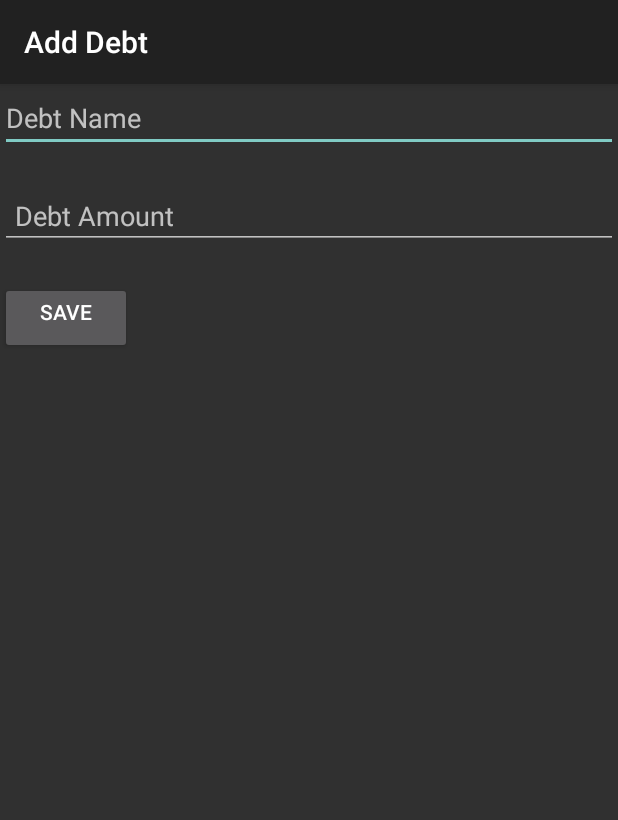
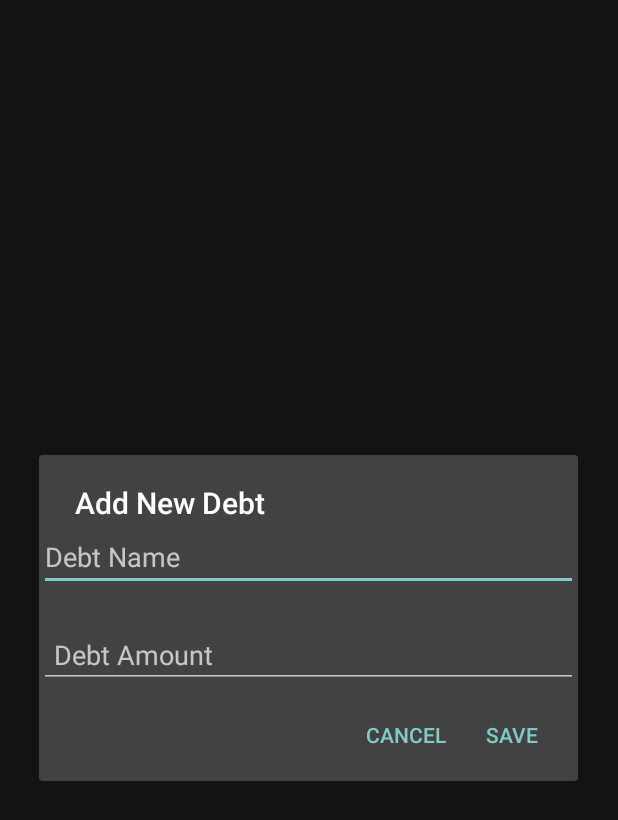
Before and after one commit to gurulantern/debtTracker, an Android app built with Jetpack Compose: the screen it shows after launch (DebtAddActivity before the commit, MainActivity after it), after a tap on "ADD NEW DEBT", on a phone screen of 412 x 824 dp. Shown: the top 820 px of the screen. Run offline under Robolectric (Android 15) with nearby library versions, the phone set to English and light mode, and no system bars.

Commit message:
Change debt add from activity to a dialog.
Moved DecimalDigitsInputFilter to its own class.

Added the saving and loading for shared preferences.

Also changed the way the app makes edit to the debts object. Just edits the singleton.

```diff
--- a/app/build.gradle.kts
+++ b/app/build.gradle.kts
@@ -53,6 +53,7 @@ android {
 dependencies {
 
     implementation("androidx.core:core-ktx:1.12.0")
+    implementation("com.google.code.gson:gson:2.8.9")
     implementation("androidx.lifecycle:lifecycle-runtime-ktx:2.6.2")
     implementation("androidx.activity:activity-compose:1.8.1")
     implementation(platform("androidx.compose:compose-bom:2023.08.00"))
--- a/app/src/main/AndroidManifest.xml
+++ b/app/src/main/AndroidManifest.xml
@@ -3,6 +3,7 @@
     xmlns:tools="http://schemas.android.com/tools">
 
     <application
+        android:name=".DebtTracker"
         android:allowBackup="true"
         android:dataExtractionRules="@xml/data_extraction_rules"
         android:fullBackupContent="@xml/backup_rules"
@@ -24,10 +25,6 @@
             </intent-filter>
         </activity>
         <activity
-            android:name=".DebtAddActivity"
-            android:label="Add Debt"
-            android:theme="@style/Theme.AppCompat" />
-        <activity
             android:name=".DebtActivity"
             android:label="Edit Debt"
             android:theme="@style/Theme.AppCompat"/>
--- a/app/src/main/java/com/example/debttracker/DebtAddActivity.kt
+++ /dev/null
@@ -1,70 +0,0 @@
-package com.example.debttracker
-
-import android.content.Intent
-import android.os.Bundle
-import android.widget.Button
-import android.widget.EditText
-import androidx.appcompat.app.AppCompatActivity
-import java.math.BigDecimal
-import java.text.DecimalFormat
-import java.text.ParseException
-
-
-class DebtAddActivity : AppCompatActivity() {
-
-    override fun onCreate(savedInstanceState: Bundle?) {
-        super.onCreate(savedInstanceState)
-        setContentView(R.layout.activity_debt_add)
-
-        val btnSave: Button = findViewById(R.id.btnSave)
-        val etDebtName: EditText = findViewById(R.id.etDebtName)
-        val etDebtAmount: EditText = findViewById(R.id.etDebtAmount)
-
-        btnSave.setOnClickListener {
-            // Get debt name and amount from EditText
-            val debtName = etDebtName.text.toString()
-            val debtAmountStr = etDebtAmount.text.toString()
-
-            if (debtName.isNotEmpty() && isValidAmount(debtAmountStr)) {
-                // Format the debt amount with exactly two decimal places
-                val formattedAmount = formatAmount(debtAmountStr)
-
-                // Convert formatted debt amount to double
-                val debtAmount = formattedAmount.toDouble()
-
-                // Add the new debt to DebtTracker
-                DebtTracker.addDebt(debtName, debtAmount)
-
-                // Update the UI in MainActivity
-                val intent = Intent(this, MainActivity::class.java)
-                intent.addFlags(Intent.FLAG_ACTIVITY_CLEAR_TOP or Intent.FLAG_ACTIVITY_NEW_TASK)
-                startActivity(intent)
-                finish()
-            } else {
-                // Show an error message or handle invalid input
-                // For example, you can set an error message on the EditText
-                etDebtAmount.error = getString(R.string.enter_a_valid_amount)
-            }
-        }
-    }
-
-    private fun isValidAmount(amount: String): Boolean {
-        try {
-            // Use DecimalFormat to validate the amount with exactly two decimal places
-            val decimalFormat = DecimalFormat("#,##0.00")
-            decimalFormat.isParseBigDecimal = true
-            val parsedAmount = decimalFormat.parse(amount) as? BigDecimal
-
-            // Ensure the input has exactly two decimal places and only one decimal point
-            return parsedAmount != null && amount.matches("\\d*\\.\\d{2}".toRegex()) && !amount.endsWith(".")
-        } catch (e: ParseException) {
-            return false
-        }
-    }
-
-    private fun formatAmount(amount: String): String {
-        // Use DecimalFormat to format the amount with exactly two decimal places
-        val decimalFormat = DecimalFormat("#,##0.00")
-        return decimalFormat.format(amount.toDouble())
-    }
-}
--- /dev/null
+++ b/app/src/main/java/com/example/debttracker/DebtTracker.kt
@@ -0,0 +1,15 @@
+package com.example.debttracker
+
+import android.app.Application
+
+class DebtTracker : Application() {
+    companion object {
+        lateinit var instance: DebtTracker
+            private set
+    }
+
+    override fun onCreate() {
+        super.onCreate()
+        instance = this
+    }
+}
--- /dev/null
+++ b/app/src/main/java/com/example/debttracker/Debts.kt
@@ -0,0 +1,56 @@
+package com.example.debttracker
+
+import android.content.Context
+import com.google.gson.Gson
+import com.google.gson.reflect.TypeToken
+
+object Debts {
+    private const val PREFS_NAME = "DebtTrackerPrefs"
+    private const val DEBT_MAP_KEY = "debtMap"
+    private val debtMap = mutableMapOf<String, Double>()
+
+    fun addDebt(debtName: String, debtAmount: Double) {
+        debtMap[debtName] = debtAmount
+        saveToSharedPreferences()
+    }
+
+    fun getDebtAmount(debtName: String): Double {
+        return debtMap[debtName] ?: 0.0
+    }
+
+    fun addToDebt(debtName: String, amountToAdd: Double) {
+        val currentAmount = getDebtAmount(debtName)
+        debtMap[debtName] = currentAmount + amountToAdd
+        saveToSharedPreferences()
+    }
+
+    fun subtractFromDebt(debtName: String, amountToSubtract: Double) {
+        val currentAmount = getDebtAmount(debtName)
+        debtMap[debtName] = currentAmount - amountToSubtract
+        saveToSharedPreferences()
+    }
+
+    fun removeDebt(debtName: String) {
+        debtMap.remove(debtName)
+        saveToSharedPreferences()
+    }
+
+    fun getDebts(): Map<String, Double> {
+        return debtMap.toMap()
+    }
+
+    private fun saveToSharedPreferences() {
+        val prefs = DebtTracker.instance.getSharedPreferences(PREFS_NAME, Context.MODE_PRIVATE)
+        prefs.edit().putString(DEBT_MAP_KEY, Gson().toJson(debtMap)).apply()
+    }
+
+    fun loadFromSharedPreferences() {
+        val prefs = DebtTracker.instance.getSharedPreferences(PREFS_NAME, Context.MODE_PRIVATE)
+        val serializedDebtMap = prefs.getString(DEBT_MAP_KEY, null)
+
+        serializedDebtMap?.let {
+            debtMap.clear()
+            debtMap.putAll(Gson().fromJson(it, object : TypeToken<Map<String, Double>>() {}.type))
+        }
+    }
+}
--- a/app/src/main/java/com/example/debttracker/MainActivity.kt
+++ b/app/src/main/java/com/example/debttracker/MainActivity.kt
@@ -1,27 +1,15 @@
 package com.example.debttracker
 
-import android.app.Activity
+import android.app.AlertDialog
 import android.content.Intent
 import android.os.Bundle
 import android.util.Log
 import android.widget.Button
+import android.widget.EditText
 import android.widget.LinearLayout
 import androidx.activity.ComponentActivity
-import androidx.activity.result.contract.ActivityResultContracts
 
 class MainActivity : ComponentActivity() {
-
-    private val startDebtActivityForResult =
-        registerForActivityResult(ActivityResultContracts.StartActivityForResult()) { result ->
-            if (result.resultCode == Activity.RESULT_OK) {
-                val data: Intent? = result.data
-                val updatedAmount = data?.getDoubleExtra("updatedAmount", 0.0) ?: 0.0
-                val debtName = data?.getStringExtra("debtName") ?: ""
-
-                DebtTracker.updateDebt(debtName, updatedAmount)
-                updateUI(layoutDebts)
-            }
-        }
 
     private val layoutDebts: LinearLayout by lazy {
         findViewById<LinearLayout>(R.id.layoutDebts)
@@ -31,18 +19,22 @@ class MainActivity : ComponentActivity() {
         super.onCreate(savedInstanceState)
         setContentView(R.layout.activity_main)
 
+        Debts.loadFromSharedPreferences()
+
         val btnAddDebt: Button = findViewById(R.id.btnAddDebt)
 
         btnAddDebt.setOnClickListener {
-            // Start the DebtAddActivity when the "Add New Debt" button is clicked
-            val intent = Intent(this, DebtAddActivity::class.java)
-            startActivity(intent)
-
-            // Update the UI based on the debts in DebtTracker
-            updateUI(layoutDebts)
+            showAddDebtDialog()
         }
 
         // Update the UI based on the debts in DebtTracker
+        updateUI(layoutDebts)
+    }
+
+    override fun onResume() {
+        super.onResume()
+
+        // Update the UI again when the activity resumes
         updateUI(layoutDebts)
     }
 
@@ -50,7 +42,7 @@ class MainActivity : ComponentActivity() {
         layoutDebts.removeAllViews()
 
         // Iterate through debts in DebtTracker and add UI elements
-        for ((debtName, debtAmount) in DebtTracker.getDebts()) {
+        for ((debtName, debtAmount) in Debts.getDebts()) {
             // Add a layout to contain each debt's views
             val debtLayout = LinearLayout(this)
             debtLayout.orientation = LinearLayout.HORIZONTAL
@@ -65,7 +57,7 @@ class MainActivity : ComponentActivity() {
                 val intent = Intent(this, DebtActivity::class.java)
                 intent.putExtra("debtName", debtName)
                 intent.putExtra("debtAmount", debtAmount)
-                startDebtActivityForResult.launch(intent)
+                startActivity(intent)
             }
 
             // Add a "Remove" button dynamically
@@ -80,7 +72,7 @@ class MainActivity : ComponentActivity() {
                     setTitle(getString(R.string.confirm_removal))
                     setMessage(getString(R.string.confirm_removal_msg))
                     setPositiveButton(getString(R.string.yeah_bro)){ dialog, which ->
-                        DebtTracker.removeDebt(debtName)
+                        Debts.removeDebt(debtName)
                         updateUI(layoutDebts)
                     }
                     setNegativeButton(getString(R.string.nah)){ dialog, which ->
@@ -100,4 +92,40 @@ class MainActivity : ComponentActivity() {
             layoutDebts.addView(debtLayout)
         }
     }
+
+    private fun showAddDebtDialog() {
+        val builder = AlertDialog.Builder(this)
+        val inflater = layoutInflater
+        val dialogLayout = inflater.inflate(R.layout.dialog_add_debt, null)
+        val etDebtName = dialogLayout.findViewById<EditText>(R.id.etDebtName)
+        val etDebtAmount = dialogLayout.findViewById<EditText>(R.id.etDebtAmount)
+
+        // Set an input filter to allow only numbers with up to two decimal places
+        val decimalFilter = DecimalDigitsInputFilter(2)
+        etDebtAmount.filters = arrayOf(decimalFilter)
+
+        builder.apply {
+            setTitle(getString(R.string.add_new_debt))
+            setPositiveButton(getString(R.string.save)) { dialog, which ->
+                // Handle positive button click
+                val debtName = etDebtName.text.toString()
+                val debtAmountStr = etDebtAmount.text.toString()
+
+                if (debtName.isNotEmpty() && debtAmountStr.isNotEmpty()) {
+                    val debtAmount = debtAmountStr.toDouble()
+                    Debts.addDebt(debtName, debtAmount)
+                    updateUI(layoutDebts)
+                } else {
+                    // Show an error message or handle invalid input
+                    // For example, you can set an error message on the EditText
+                    etDebtAmount.error = getString(R.string.enter_a_valid_amount)
+                }
+            }
+            setNegativeButton(getString(R.string.cancel)) { dialog, which ->
+                Log.d("Amount", "Cancel button clicked")
+            }
+            setView(dialogLayout)
+            show()
+        }
+    }
 }
--- a/app/src/main/java/com/example/debttracker/debt_data.kt
+++ /dev/null
@@ -1,3 +0,0 @@
-package com.example.debttracker
-
-data class Debt(val name: String)
--- a/app/src/main/res/layout/activity_debt_add.xml
+++ b/app/src/main/res/layout/dialog_add_debt.xml
@@ -1,7 +1,8 @@
 <?xml version="1.0" encoding="utf-8"?>
-<RelativeLayout xmlns:android="http://schemas.android.com/apk/res/android"
+<LinearLayout xmlns:android="http://schemas.android.com/apk/res/android"
     android:layout_width="match_parent"
-    android:layout_height="match_parent">
+    android:layout_height="match_parent"
+    android:orientation="vertical">
 
     <EditText
         android:id="@+id/etDebtName"
@@ -20,12 +21,4 @@
         android:inputType="number|numberDecimal"
         android:padding="10dp" />
 
-    <Button
-        android:id="@+id/btnSave"
-        android:layout_width="wrap_content"
-        android:layout_height="wrap_content"
-        android:layout_below="@id/etDebtAmount"
-        android:layout_marginTop="22dp"
-        android:gravity="center_horizontal"
-        android:text="Save" />
-</RelativeLayout>
+</LinearLayout>
--- a/app/src/main/res/values/strings.xml
+++ b/app/src/main/res/values/strings.xml
@@ -1,5 +1,5 @@
 <resources>
-    <string name="app_name">debtTracker</string>
+    <string name="app_name">Debt Tracker</string>
     <string name="enter_a_valid_amount">Enter a valid amount (e.g., 12.34)</string>
     <string name="enter_an_amount">Enter an amount</string>
     <string name="okay">Okay</string>
@@ -9,4 +9,7 @@
     <string name="yeah_bro">Yeah bro</string>
     <string name="nah">Nah, nvm</string>
     <string name="back">Back</string>
+    <string name="add_new_debt">Add New Debt</string>
+    <string name="save">Save</string>
+
 </resources>
```
Also changed, not shown: app/src/main/java/com/example/debttracker/Debt.kt (deleted, +0 -41 lines), app/src/main/java/com/example/debttracker/DebtActivity.kt (+4 -29 lines), app/src/main/java/com/example/debttracker/DecimalDigitsInputFilter.kt (added, +29 -0 lines).
